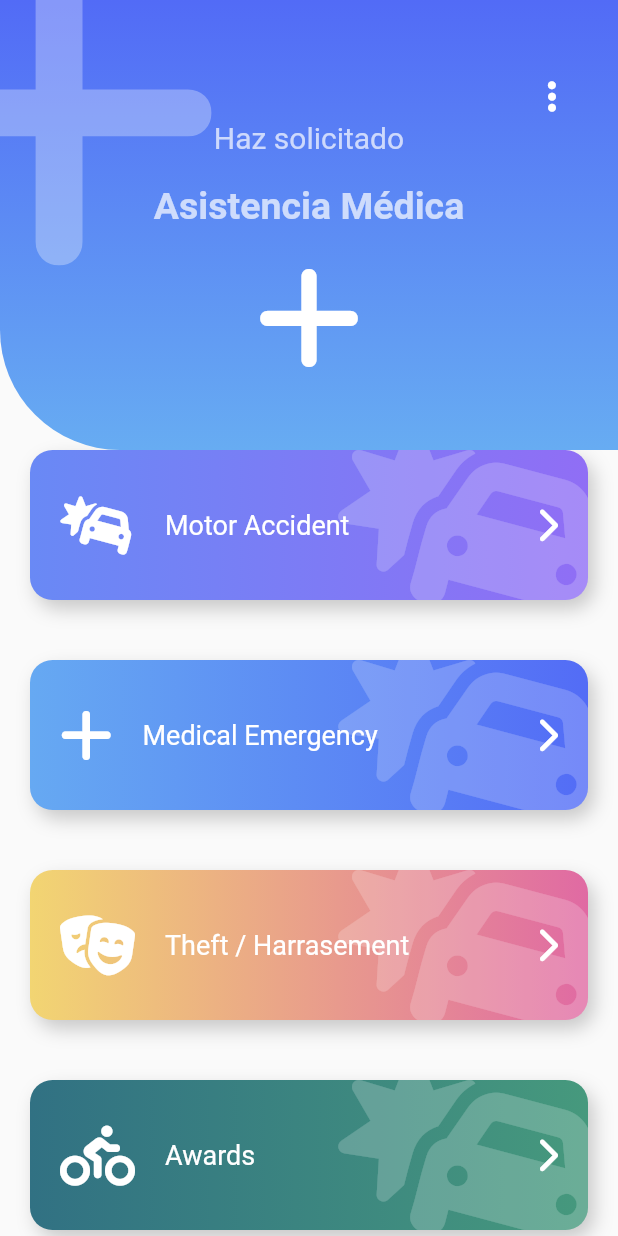
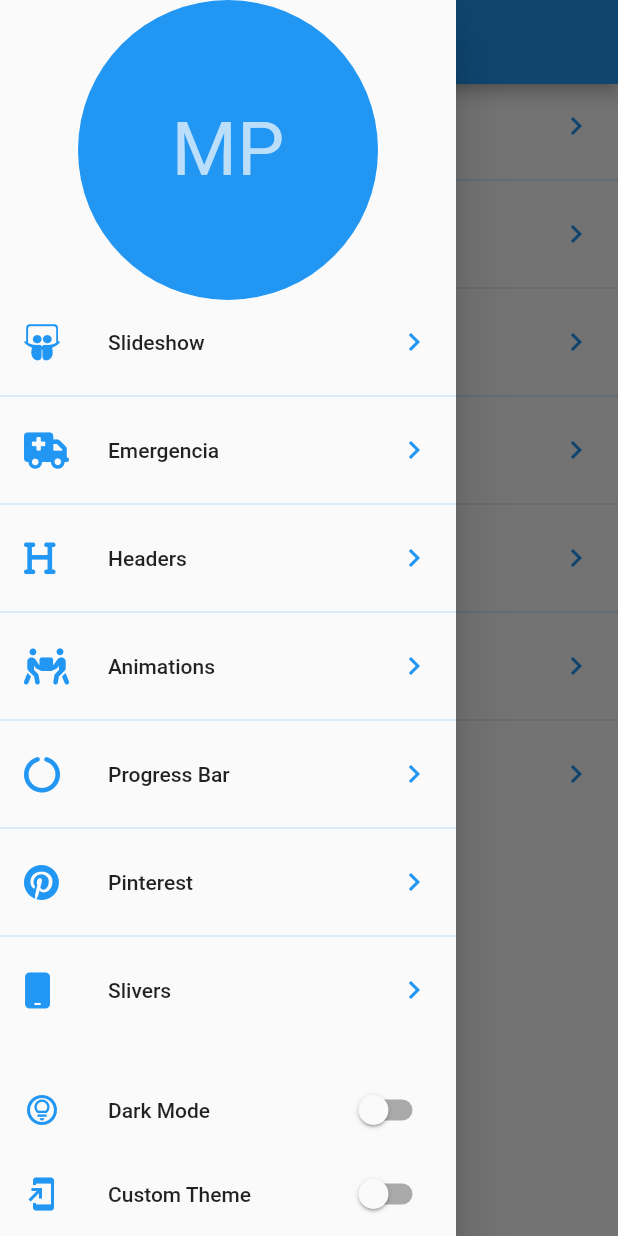
Before and after one commit to martinpelli/flutter_designs_app, a Flutter app: the screen it shows after launch, with the side drawer open (before the commit the screen has no drawer), on a phone screen of 412 x 824 dp. Run offline on Flutter 3.47's test engine with Material 2 defaults, Android fonts, the light colour scheme and no system bars; our stand-ins replace animate_do, flutter_svg, font_awesome_flutter.

Commit message:
theme changer

```diff
--- a/lib/main.dart
+++ b/lib/main.dart
@@ -1,15 +1,20 @@
 import 'package:flutter/material.dart';
-import 'package:flutter_designs_app/src/pages/emergency_page.dart';
 
-//import 'src/pages/slideshow_page.dart';
+import 'package:flutter_designs_app/src/pages/launcher_page.dart';
+import 'package:flutter_designs_app/src/providers/theme_changer_provider.dart';
+import 'package:provider/provider.dart';
 
-void main() => runApp(const MyApp());
+void main() => runApp(ChangeNotifierProvider(create: ((context) => ThemeChangerProvider(1)), child: const MyApp()));
 
 class MyApp extends StatelessWidget {
   const MyApp({super.key});
 
   @override
   Widget build(BuildContext context) {
-    return MaterialApp(debugShowCheckedModeBanner: false, title: 'Designs App', home: EmergencyPage());
+    return MaterialApp(
+        theme: Provider.of<ThemeChangerProvider>(context).currentTheme,
+        debugShowCheckedModeBanner: false,
+        title: 'Designs App',
+        home: LauncherPage());
   }
 }
--- a/lib/src/pages/circular_graphics_page.dart
+++ b/lib/src/pages/circular_graphics_page.dart
@@ -1,6 +1,8 @@
 import 'package:flutter/material.dart';
+import 'package:provider/provider.dart';
 
 import '../../widgets/radial_progress.dart';
+import '../providers/theme_changer_provider.dart';
 
 class CircularGraphicsPage extends StatefulWidget {
   const CircularGraphicsPage({super.key});
@@ -14,6 +16,7 @@ class _CircularGraphicsPageState extends State<CircularGraphicsPage> {
 
   @override
   Widget build(BuildContext context) {
+    final appTheme = Provider.of<ThemeChangerProvider>(context).currentTheme;
     return Scaffold(
       floatingActionButton: FloatingActionButton(
         onPressed: () {
@@ -33,7 +36,7 @@ class _CircularGraphicsPageState extends State<CircularGraphicsPage> {
         child: RadialProgress(
           percent: percent,
           strokeColor: Colors.pink,
-          backColor: Colors.black,
+          backColor: appTheme.textTheme.bodyText1!.color!,
           strokeWidth: 15,
           backWidth: 10,
         ),
--- /dev/null
+++ b/lib/src/pages/launcher_page.dart
@@ -0,0 +1,90 @@
+import 'package:flutter/material.dart';
+import 'package:flutter_designs_app/src/providers/theme_changer_provider.dart';
+import 'package:flutter_designs_app/src/routes/routes.dart';
+import 'package:font_awesome_flutter/font_awesome_flutter.dart';
+import 'package:provider/provider.dart';
+
+class LauncherPage extends StatelessWidget {
+  @override
+  Widget build(BuildContext context) {
+    return Scaffold(
+      appBar: AppBar(title: Text('Flutter Designs')),
+      body: const _OptionsList(),
+      drawer: const _Main(),
+    );
+  }
+}
+
+class _OptionsList extends StatelessWidget {
+  const _OptionsList({super.key});
+
+  @override
+  Widget build(BuildContext context) {
+    final appTheme = Provider.of<ThemeChangerProvider>(context).currentTheme;
+
+    return ListView.separated(
+        itemBuilder: ((context, index) => ListTile(
+              leading: FaIcon(
+                pageRoutes[index].icon,
+                color: appTheme.colorScheme.secondary,
+              ),
+              title: Text(pageRoutes[index].title),
+              trailing: Icon(
+                Icons.chevron_right,
+                color: appTheme.colorScheme.secondary,
+              ),
+              onTap: (() {
+                Navigator.push(context, MaterialPageRoute(builder: ((_) => pageRoutes[index].page)));
+              }),
+            )),
+        separatorBuilder: ((context, index) => Divider(
+              color: appTheme.primaryColorLight,
+            )),
+        itemCount: pageRoutes.length,
+        physics: const BouncingScrollPhysics());
+  }
+}
+
+class _Main extends StatelessWidget {
+  const _Main({super.key});
+
+  @override
+  Widget build(BuildContext context) {
+    final appTheme = Provider.of<ThemeChangerProvider>(context);
+    return Drawer(
+      child: Column(children: [
+        SafeArea(
+          child: SizedBox(
+            width: double.infinity,
+            height: 200,
+            child: CircleAvatar(
+              backgroundColor: appTheme.currentTheme.colorScheme.secondary,
+              child: const Text('MP', style: TextStyle(fontSize: 50)),
+            ),
+          ),
+        ),
+        const Expanded(child: _OptionsList()),
+        ListTile(
+          leading: Icon(Icons.lightbulb_circle_outlined, color: appTheme.currentTheme.colorScheme.secondary),
+          title: const Text('Dark Mode'),
+          trailing: Switch.adaptive(
+              value: appTheme.darkTheme, activeColor: appTheme.currentTheme.colorScheme.secondary, onChanged: (value) => appTheme.darkTheme = value),
+        ),
+        SafeArea(
+          bottom: true,
+          top: false,
+          left: false,
+          right: false,
+          child: ListTile(
+            leading: Icon(Icons.add_to_home_screen, color: appTheme.currentTheme.colorScheme.secondary),
+            title: const Text('Custom Theme'),
+            trailing: Switch.adaptive(
+                value: appTheme.customTheme,
+                activeColor: appTheme.currentTheme.primaryColorLight,
+                onChanged: (value) => appTheme.customTheme = value),
+          ),
+        )
+      ]),
+    );
+  }
+}
--- a/lib/src/pages/slideshow_page.dart
+++ b/lib/src/pages/slideshow_page.dart
@@ -1,15 +1,18 @@
 import 'package:flutter/material.dart';
+import 'package:flutter_designs_app/src/providers/theme_changer_provider.dart';
 import 'package:flutter_designs_app/widgets/slideshow.dart';
 import 'package:flutter_svg/svg.dart';
+import 'package:provider/provider.dart';
 
 class SlideshowPage extends StatelessWidget {
   const SlideshowPage({super.key});
 
   @override
   Widget build(BuildContext context) {
+    final appTheme = Provider.of<ThemeChangerProvider>(context);
     return Scaffold(
       body: Slideshow(
-        dotColor: Colors.yellow,
+        dotColor: (appTheme.darkTheme) ? appTheme.currentTheme.colorScheme.secondary : Colors.yellow,
         backgrounDotColor: Colors.black,
         selectedDotsize: 18,
         slides: [
--- /dev/null
+++ b/lib/src/providers/theme_changer_provider.dart
@@ -0,0 +1,59 @@
+import 'package:flutter/material.dart';
+
+class ThemeChangerProvider with ChangeNotifier {
+  bool _darkTheme = false;
+  bool _customTheme = false;
+
+  ThemeData _currentTheme = ThemeData.light();
+
+  ThemeChangerProvider(int theme) {
+    switch (theme) {
+      case 1:
+        _darkTheme = false;
+        _customTheme = false;
+        _currentTheme = ThemeData.light();
+        break;
+      case 2:
+        _darkTheme = true;
+        _customTheme = false;
+        _currentTheme = ThemeData.dark().copyWith(colorScheme: ThemeData.dark().colorScheme.copyWith(secondary: Colors.pink));
+        break;
+      case 3:
+        _darkTheme = false;
+        _customTheme = true;
+        break;
+    }
+  }
+
+  bool get darkTheme => _darkTheme;
+  set darkTheme(bool value) {
+    _customTheme = false;
+    _darkTheme = value;
+
+    if (value)
+      _currentTheme = ThemeData.dark().copyWith(colorScheme: ThemeData.dark().colorScheme.copyWith(secondary: Colors.pink));
+    else
+      _currentTheme = ThemeData.light();
+
+    notifyListeners();
+  }
+
+  bool get customTheme => _customTheme;
+  set customTheme(bool value) {
+    _darkTheme = false;
+    _customTheme = value;
+
+    if (value)
+      _currentTheme = ThemeData.dark().copyWith(
+          colorScheme: ThemeData.dark().colorScheme.copyWith(secondary: Colors.pink),
+          primaryColorLight: Colors.white,
+          scaffoldBackgroundColor: Color(0xff162028),
+          textTheme: TextTheme(bodyText1: TextStyle(color: Colors.white)));
+    else
+      _currentTheme = ThemeData.light();
+
+    notifyListeners();
+  }
+
+  ThemeData get currentTheme => _currentTheme;
+}
--- /dev/null
+++ b/lib/src/routes/routes.dart
@@ -0,0 +1,28 @@
+import 'package:flutter/material.dart';
+import 'package:flutter_designs_app/src/pages/slideshow_page.dart';
+import 'package:flutter_designs_app/src/pages/animations_page.dart';
+import 'package:flutter_designs_app/src/pages/circular_graphics_page.dart';
+import 'package:flutter_designs_app/src/pages/emergency_page.dart';
+import 'package:flutter_designs_app/src/pages/headers_page.dart';
+import 'package:flutter_designs_app/src/pages/pinterest_page.dart';
+import 'package:font_awesome_flutter/font_awesome_flutter.dart';
+
+import '../pages/sliver_page.dart';
+
+final pageRoutes = <_Route>[
+  _Route(FontAwesomeIcons.slideshare, 'Slideshow', SlideshowPage()),
+  _Route(FontAwesomeIcons.truckMedical, 'Emergencia', EmergencyPage()),
+  _Route(FontAwesomeIcons.heading, 'Headers', HeadersPage()),
+  _Route(FontAwesomeIcons.peopleCarryBox, 'Animations', AnimationsPage()),
+  _Route(FontAwesomeIcons.circleNotch, 'Progress Bar', CircularGraphicsPage()),
+  _Route(FontAwesomeIcons.pinterest, 'Pinterest', PinterestPage()),
+  _Route(FontAwesomeIcons.mobile, 'Slivers', SliverPage()),
+];
+
+class _Route {
+  final IconData icon;
+  final String title;
+  final Widget page;
+
+  _Route(this.icon, this.title, this.page);
+}
```
Also changed, not shown: lib/src/pages/sliver_page.dart (added, +175 -0 lines), lib/widgets/pinterest_menu.dart (+7 -2 lines), lib/widgets/slideshow.dart (+5 -4 lines).
